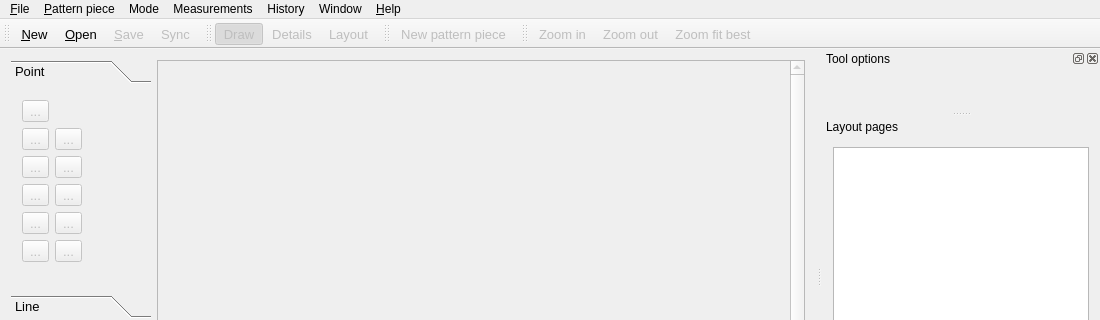
The window that src/app/valentina/mainwindow.ui (OpnTec/fashionmaker) describes before a commit, drawn with Qt 5; both pictures show x 0 to 1100 and y 0 to 320 of the 1100 by 809 pixel window.
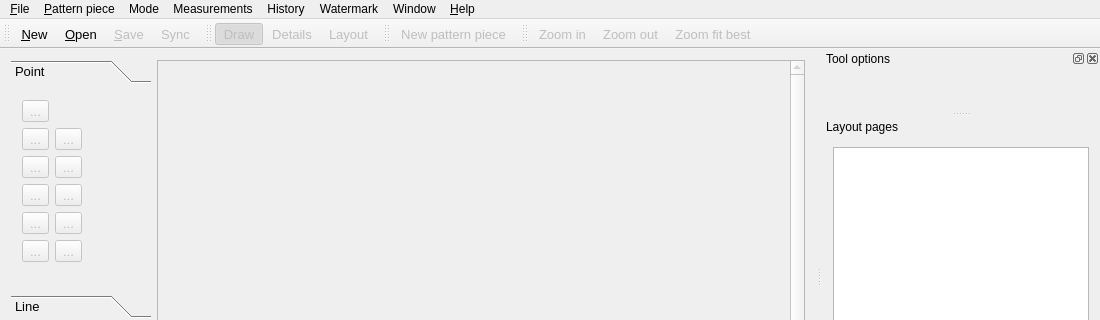
The same window after the commit. Icons and pictures are not drawn. Custom widgets are drawn as their Qt base class.

Commit message:
Export tiled PDF with watermark.
branch : develop

```diff
--- a/src/app/valentina/mainwindow.ui
+++ b/src/app/valentina/mainwindow.ui
@@ -1795,11 +1795,22 @@
     <addaction name="actionDetails"/>
     <addaction name="actionLayout"/>
    </widget>
+   <widget class="QMenu" name="menuWatermark">
+    <property name="title">
+     <string>Watermark</string>
+    </property>
+    <addaction name="actionWatermarkEditor"/>
+    <addaction name="actionEditCurrentWatermark"/>
+    <addaction name="separator"/>
+    <addaction name="actionLoadWatermark"/>
+    <addaction name="actionRemoveWatermark"/>
+   </widget>
    <addaction name="menuFile"/>
    <addaction name="menuPatternPiece"/>
    <addaction name="menuMode"/>
    <addaction name="menuMeasurements"/>
    <addaction name="menuHistory"/>
+   <addaction name="menuWatermark"/>
    <addaction name="menuWindow"/>
    <addaction name="menuHelp"/>
   </widget>
```
Left out of the diff: 44 changed lines with no effect on the pictures. The commit also changes 36 other files.
